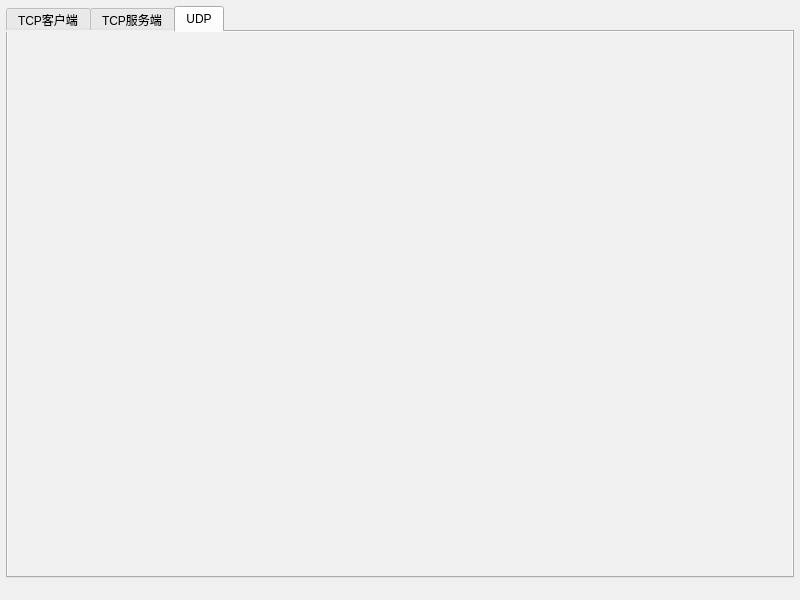
This is mainwindow.ui in HangYongmao/NetDebugTools as Qt 5 draws it before an edit. The edited form follows.
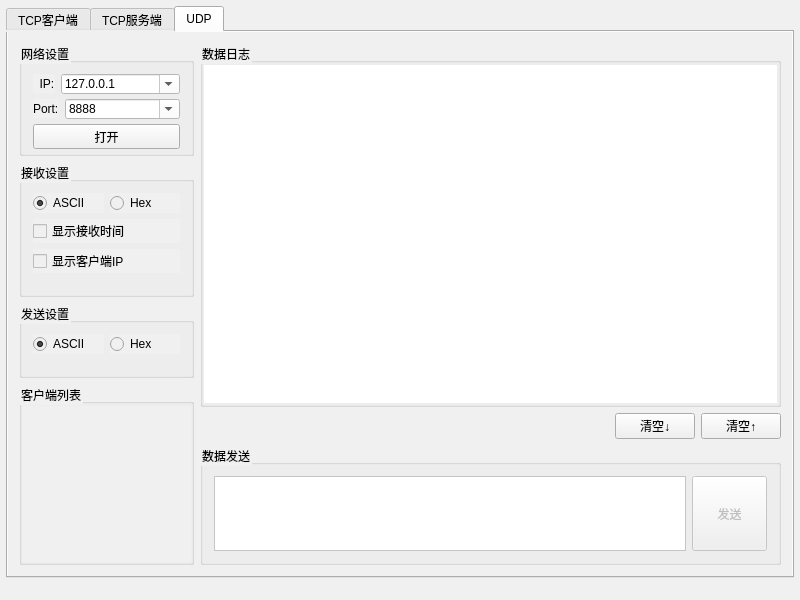
This is the edited form. The open tabs and pages were chosen to show the change. Icons and pictures are not drawn.

Commit message: 增加 UDP界面.

Diff of the .ui file:
```diff
--- a/mainwindow.ui
+++ b/mainwindow.ui
@@ -19,7 +19,7 @@
 /*background-image: url(:/images/bg.JPG);*/</string>
   </property>
   <widget class="QWidget" name="centralWidget">
-   <layout class="QVBoxLayout" name="verticalLayout_14">
+   <layout class="QHBoxLayout" name="horizontalLayout_9">
     <property name="leftMargin">
      <number>6</number>
     </property>
@@ -902,6 +902,453 @@
        <attribute name="title">
         <string>UDP</string>
        </attribute>
+       <layout class="QHBoxLayout" name="horizontalLayout_10">
+        <item>
+         <layout class="QVBoxLayout" name="verticalLayout_16">
+          <item>
+           <widget class="QGroupBox" name="groupBox_Server_NetSetting_2">
+            <property name="sizePolicy">
+             <sizepolicy hsizetype="Preferred" vsizetype="MinimumExpanding">
+              <horstretch>0</horstretch>
+              <verstretch>0</verstretch>
+             </sizepolicy>
+            </property>
+            <property name="minimumSize">
+             <size>
+              <width>175</width>
+              <height>113</height>
+             </size>
+            </property>
+            <property name="maximumSize">
+             <size>
+              <width>175</width>
+              <height>113</height>
+             </size>
+            </property>
+            <property name="title">
+             <string>网络设置</string>
+            </property>
+            <layout class="QVBoxLayout" name="verticalLayout_17">
+             <item>
+              <layout class="QHBoxLayout" name="horizontalLayout_17">
+               <item>
+                <widget class="QLabel" name="label_UDP_IP">
+                 <property name="sizePolicy">
+                  <sizepolicy hsizetype="Fixed" vsizetype="Preferred">
+                   <horstretch>0</horstretch>
+                   <verstretch>0</verstretch>
+                  </sizepolicy>
+                 </property>
+                 <property name="text">
+                  <string>  IP:</string>
+                 </property>
+                </widget>
+               </item>
+               <item>
+                <widget class="QComboBox" name="comboBox_UDP_IP">
+                 <property name="minimumSize">
+                  <size>
+                   <width>0</width>
+                   <height>20</height>
+                  </size>
+                 </property>
+                 <property name="styleSheet">
+                  <string notr="true">background-color: rgb(255, 255, 255);</string>
+                 </property>
+                 <property name="editable">
+                  <bool>true</bool>
+                 </property>
+                 <item>
+                  <property name="text">
+                   <string>127.0.0.1</string>
+                  </property>
+                 </item>
+                </widget>
+               </item>
+              </layout>
+             </item>
+             <item>
+              <layout class="QHBoxLayout" name="horizontalLayout_18">
+               <item>
+                <widget class="QLabel" name="label_UDP_Port">
+                 <property name="sizePolicy">
+                  <sizepolicy hsizetype="Fixed" vsizetype="Preferred">
+                   <horstretch>0</horstretch>
+                   <verstretch>0</verstretch>
+                  </sizepolicy>
+                 </property>
+                 <property name="text">
+                  <string>Port:</string>
+                 </property>
+                </widget>
+               </item>
+               <item>
+                <widget class="QComboBox" name="comboBox_UDP_Port">
+                 <property name="minimumSize">
+                  <size>
+                   <width>0</width>
+                   <height>20</height>
+                  </size>
+                 </property>
+                 <property name="styleSheet">
+                  <string notr="true">background-color: rgb(255, 255, 255);</string>
+                 </property>
+                 <property name="editable">
+                  <bool>true</bool>
+                 </property>
+                 <item>
+                  <property name="text">
+                   <string>8888</string>
+                  </property>
+                 </item>
+                </widget>
+               </item>
+              </layout>
+             </item>
+             <item>
+              <widget class="QPushButton" name="pushButton_UDP_Open">
+               <property name="minimumSize">
+                <size>
+                 <width>0</width>
+                 <height>25</height>
+                </size>
+               </property>
+               <property name="text">
+                <string>打开</string>
+               </property>
+              </widget>
+             </item>
+            </layout>
+           </widget>
+          </item>
+          <item>
+           <widget class="QGroupBox" name="groupBox_Server_Receive_2">
+            <property name="sizePolicy">
+             <sizepolicy hsizetype="Preferred" vsizetype="Minimum">
+              <horstretch>0</horstretch>
+              <verstretch>0</verstretch>
+             </sizepolicy>
+            </property>
+            <property name="title">
+             <string>接收设置</string>
+            </property>
+            <layout class="QVBoxLayout" name="verticalLayout_18">
+             <item>
+              <layout class="QHBoxLayout" name="horizontalLayout_19">
+               <item>
+                <widget class="QRadioButton" name="radioButton_UDP_Receive_A">
+                 <property name="text">
+                  <string>ASCII</string>
+                 </property>
+                 <property name="checked">
+                  <bool>true</bool>
+                 </property>
+                </widget>
+               </item>
+               <item>
+                <widget class="QRadioButton" name="radioButton_UDP_Receive_H">
+                 <property name="text">
+                  <string>Hex</string>
+                 </property>
+                </widget>
+               </item>
+              </layout>
+             </item>
+             <item>
+              <widget class="QCheckBox" name="checkBox_UDP_Receive_Time">
+               <property name="text">
+                <string>显示接收时间</string>
+               </property>
+              </widget>
+             </item>
+             <item>
+              <widget class="QCheckBox" name="checkBox_UDP_For_Client">
+               <property name="text">
+                <string>显示客户端IP</string>
+               </property>
+              </widget>
+             </item>
+             <item>
+              <spacer name="verticalSpacer_6">
+               <property name="orientation">
+                <enum>Qt::Vertical</enum>
+               </property>
+               <property name="sizeType">
+                <enum>QSizePolicy::Minimum</enum>
+               </property>
+               <property name="sizeHint" stdset="0">
+                <size>
+                 <width>20</width>
+                 <height>10</height>
+                </size>
+               </property>
+              </spacer>
+             </item>
+            </layout>
+           </widget>
+          </item>
+          <item>
+           <widget class="QGroupBox" name="groupBox_Server_Send_2">
+            <property name="sizePolicy">
+             <sizepolicy hsizetype="Preferred" vsizetype="Minimum">
+              <horstretch>0</horstretch>
+              <verstretch>0</verstretch>
+             </sizepolicy>
+            </property>
+            <property name="title">
+             <string>发送设置</string>
+            </property>
+            <layout class="QVBoxLayout" name="verticalLayout_19">
+             <item>
+              <layout class="QHBoxLayout" name="horizontalLayout_20">
+               <item>
+                <widget class="QRadioButton" name="radioButton_UDP_Send_A">
+                 <property name="text">
+                  <string>ASCII</string>
+                 </property>
+                 <property name="checked">
+                  <bool>true</bool>
+                 </property>
+                </widget>
+               </item>
+               <item>
+                <widget class="QRadioButton" name="radioButton_UDP_Send_H">
+                 <property name="text">
+                  <string>Hex</string>
+                 </property>
+                </widget>
+               </item>
+              </layout>
+             </item>
+             <item>
+              <spacer name="verticalSpacer_7">
+               <property name="orientation">
+                <enum>Qt::Vertical</enum>
+               </property>
+               <property name="sizeType">
+                <enum>QSizePolicy::Minimum</enum>
+               </property>
+               <property name="sizeHint" stdset="0">
+                <size>
+                 <width>20</width>
+                 <height>10</height>
+                </size>
+               </property>
+              </spacer>
+             </item>
+            </layout>
+           </widget>
+          </item>
+          <item>
+           <widget class="QGroupBox" name="groupBox_6">
+            <property name="sizePolicy">
+             <sizepolicy hsizetype="Preferred" vsizetype="Expanding">
+              <horstretch>0</horstretch>
+              <verstretch>0</verstretch>
+             </sizepolicy>
+            </property>
+            <property name="minimumSize">
+             <size>
+              <width>0</width>
+              <height>100</height>
+             </size>
+            </property>
+            <property name="maximumSize">
+             <size>
+              <width>175</width>
+              <height>16777215</height>
+             </size>
+            </property>
+            <property name="title">
+             <string>客户端列表</string>
+            </property>
+            <layout class="QVBoxLayout" name="verticalLayout_20">
+             <property name="leftMargin">
+              <number>0</number>
+             </property>
+             <property name="topMargin">
+              <number>2</number>
+             </property>
+             <property name="rightMargin">
+              <number>0</number>
+             </property>
+             <property name="bottomMargin">
+              <number>0</number>
+             </property>
+             <item>
+              <widget class="QTableWidget" name="tableWidget_UDP">
+               <property name="sizePolicy">
+                <sizepolicy hsizetype="Minimum" vsizetype="Expanding">
+                 <horstretch>0</horstretch>
+                 <verstretch>0</verstretch>
+                </sizepolicy>
+               </property>
+               <property name="frameShape">
+                <enum>QFrame::NoFrame</enum>
+               </property>
+              </widget>
+             </item>
+            </layout>
+           </widget>
+          </item>
+         </layout>
+        </item>
+        <item>
+         <layout class="QVBoxLayout" name="verticalLayout_21">
+          <property name="sizeConstraint">
+           <enum>QLayout::SetMaximumSize</enum>
+          </property>
+          <item>
+           <widget class="QGroupBox" name="groupBox_7">
+            <property name="sizePolicy">
+             <sizepolicy hsizetype="Expanding" vsizetype="Preferred">
+              <horstretch>0</horstretch>
+              <verstretch>0</verstretch>
+             </sizepolicy>
+            </property>
+            <property name="minimumSize">
+             <size>
+              <width>0</width>
+              <height>200</height>
+             </size>
+            </property>
+            <property name="title">
+             <string>数据日志</string>
+            </property>
+            <layout class="QVBoxLayout" name="verticalLayout_22">
+             <property name="spacing">
+              <number>0</number>
+             </property>
+             <property name="leftMargin">
+              <number>1</number>
+             </property>
+             <property name="topMargin">
+              <number>2</number>
+             </property>
+             <property name="rightMargin">
+              <number>1</number>
+             </property>
+             <property name="bottomMargin">
+              <number>1</number>
+             </property>
+             <item>
+              <widget class="QTextEdit" name="textEdit_UDP_Receive">
+               <property name="styleSheet">
+                <string notr="true">background-color: rgb(255, 255, 255);</string>
+               </property>
+               <property name="frameShape">
+                <enum>QFrame::NoFrame</enum>
+               </property>
+               <property name="readOnly">
+                <bool>true</bool>
+               </property>
+              </widget>
+             </item>
+            </layout>
+           </widget>
+          </item>
+          <item>
+           <layout class="QHBoxLayout" name="horizontalLayout_21">
+            <item>
+             <spacer name="horizontalSpacer_3">
+              <property name="orientation">
+               <enum>Qt::Horizontal</enum>
+              </property>
+              <property name="sizeHint" stdset="0">
+               <size>
+                <width>40</width>
+                <height>20</height>
+               </size>
+              </property>
+             </spacer>
+            </item>
+            <item>
+             <widget class="QPushButton" name="pushButton_UDP_Clear_Send">
+              <property name="text">
+               <string>清空↓</string>
+              </property>
+             </widget>
+            </item>
+            <item>
+             <widget class="QPushButton" name="pushButton_UDP_Clear_Receive">
+              <property name="text">
+               <string>清空↑</string>
+              </property>
+             </widget>
+            </item>
+           </layout>
+          </item>
+          <item>
+           <widget class="QGroupBox" name="groupBox_8">
+            <property name="sizePolicy">
+             <sizepolicy hsizetype="Expanding" vsizetype="Fixed">
+              <horstretch>0</horstretch>
+              <verstretch>0</verstretch>
+             </sizepolicy>
+            </property>
+            <property name="minimumSize">
+             <size>
+              <width>0</width>
+              <height>100</height>
+             </size>
+            </property>
+            <property name="title">
+             <string>数据发送</string>
+            </property>
+            <layout class="QHBoxLayout" name="horizontalLayout_22">
+             <item>
+              <widget class="QTextEdit" name="textEdit_UDP_Send">
+               <property name="sizePolicy">
+                <sizepolicy hsizetype="Expanding" vsizetype="Preferred">
+                 <horstretch>0</horstretch>
+                 <verstretch>0</verstretch>
+                </sizepolicy>
+               </property>
+               <property name="minimumSize">
+                <size>
+                 <width>0</width>
+                 <height>75</height>
+                </size>
+               </property>
+               <property name="maximumSize">
+                <size>
+                 <width>16777215</width>
+                 <height>75</height>
+                </size>
+               </property>
+               <property name="styleSheet">
+                <string notr="true">background-color: rgb(255, 255, 255);</string>
+               </property>
+              </widget>
+             </item>
+             <item>
+              <widget class="QPushButton" name="pushButton_UDP_Send">
+               <property name="enabled">
+                <bool>false</bool>
+               </property>
+               <property name="minimumSize">
+                <size>
+                 <width>0</width>
+                 <height>75</height>
+                </size>
+               </property>
+               <property name="maximumSize">
+                <size>
+                 <width>75</width>
+                 <height>75</height>
+                </size>
+               </property>
+               <property name="text">
+                <string>发送</string>
+               </property>
+              </widget>
+             </item>
+            </layout>
+           </widget>
+          </item>
+         </layout>
+        </item>
+       </layout>
       </widget>
      </widget>
     </item>
```
Left out of the diff: 46 changed lines with no effect on the pictures. The commit also changes 1 other file.
